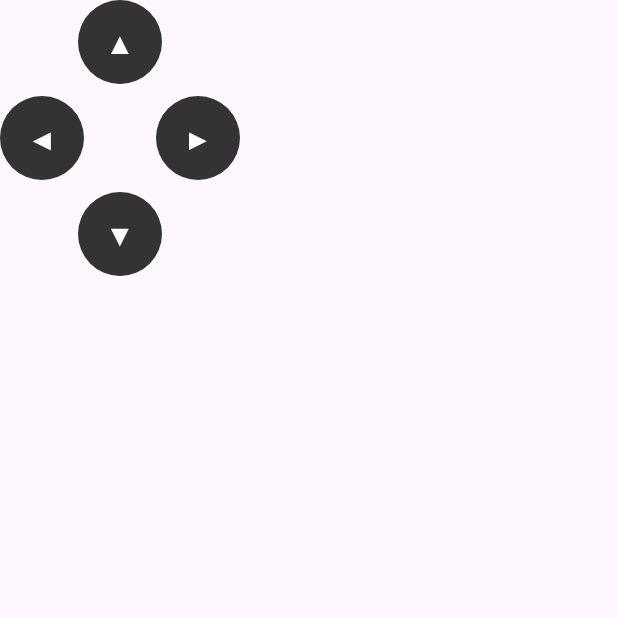
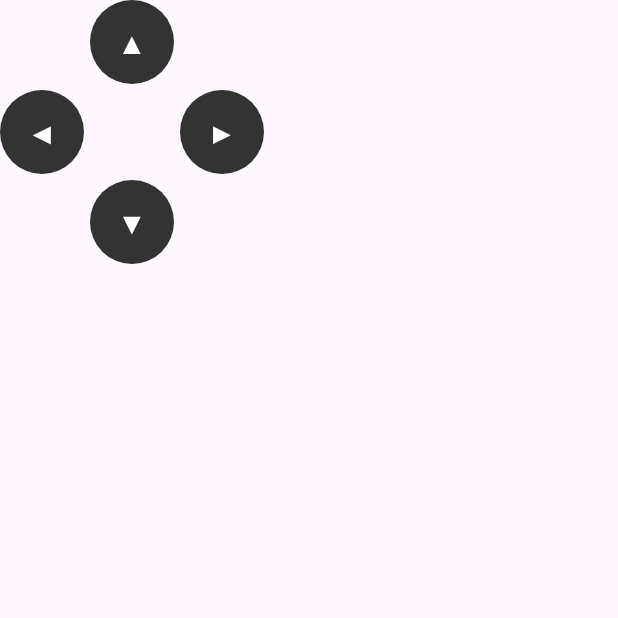
Before and after one commit to pilovieira/pilo-launcher, an Android app built with Jetpack Compose: the composable DirectionalPad shown on its own in the app's theme, on a phone screen of 412 x 824 dp, the top half of it. Run offline under Robolectric (Android 15) with nearby library versions, the light colour scheme and no system bars.

Commit message:
Arrange Snake's D-pad in a square cross layout
Aligns the four directional buttons on a 3x3 grid with equal gaps
instead of a wide horizontal gap between left and right.

```diff
--- a/app/src/main/java/br/com/pilovieira/launcher/snake/SnakeActivity.kt
+++ b/app/src/main/java/br/com/pilovieira/launcher/snake/SnakeActivity.kt
@@ -19,6 +19,7 @@ import androidx.compose.foundation.layout.fillMaxSize
 import androidx.compose.foundation.layout.fillMaxWidth
 import androidx.compose.foundation.layout.height
 import androidx.compose.foundation.layout.padding
+import androidx.compose.foundation.layout.Spacer
 import androidx.compose.foundation.layout.size
 import androidx.compose.foundation.layout.systemBarsPadding
 import androidx.compose.foundation.layout.width
@@ -496,17 +497,29 @@ private fun DirectionalPad(
     onDirection: (Direction) -> Unit,
     modifier: Modifier = Modifier
 ) {
+    val cell = 56.dp
+    val gap = 4.dp
+
     Column(
         modifier = modifier,
         horizontalAlignment = Alignment.CenterHorizontally,
-        verticalArrangement = Arrangement.spacedBy(8.dp)
+        verticalArrangement = Arrangement.spacedBy(gap)
     ) {
-        DirectionalButton("▲", Direction.UP, onDirection)
-        Row(horizontalArrangement = Arrangement.spacedBy(48.dp)) {
+        Row(horizontalArrangement = Arrangement.spacedBy(gap)) {
+            Spacer(modifier = Modifier.size(cell))
+            DirectionalButton("▲", Direction.UP, onDirection)
+            Spacer(modifier = Modifier.size(cell))
+        }
+        Row(horizontalArrangement = Arrangement.spacedBy(gap)) {
             DirectionalButton("◀", Direction.LEFT, onDirection)
+            Spacer(modifier = Modifier.size(cell))
             DirectionalButton("▶", Direction.RIGHT, onDirection)
         }
-        DirectionalButton("▼", Direction.DOWN, onDirection)
+        Row(horizontalArrangement = Arrangement.spacedBy(gap)) {
+            Spacer(modifier = Modifier.size(cell))
+            DirectionalButton("▼", Direction.DOWN, onDirection)
+            Spacer(modifier = Modifier.size(cell))
+        }
     }
 }
 
```
